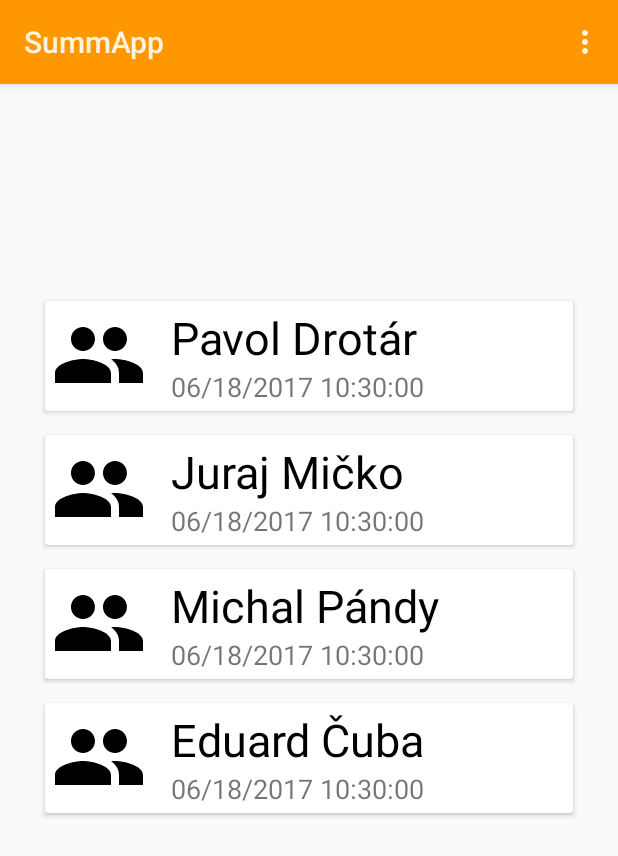
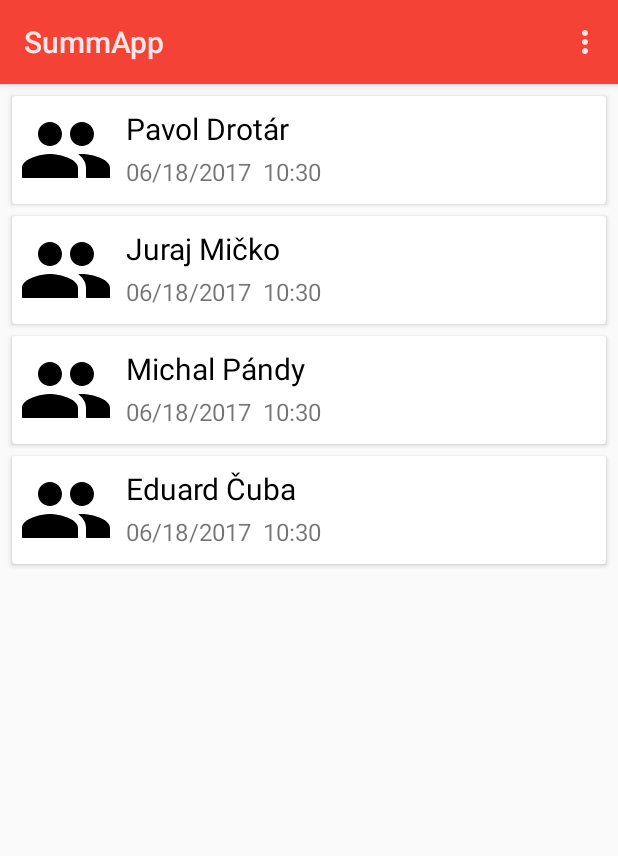
Before and after one commit to jjurm/hackprague, an Android app: the screen it shows after launch (MainActivity), on a phone screen of 412 x 824 dp. Shown: the top 856 px of the screen. Run offline under Robolectric (Android 15) with nearby library versions, the phone set to English and light mode, and no system bars; libraries missing offline, so code that uses them is left out: ai.api, ai.api.model.

Commit message:
UI improvements

```diff
--- a/app/src/main/java/com/treecio/android/hackprague17/model/CardsAdapter.java
+++ b/app/src/main/java/com/treecio/android/hackprague17/model/CardsAdapter.java
@@ -76,7 +76,7 @@ public class CardsAdapter extends RecyclerView.Adapter<CardsAdapter.CardViewHold
 
         holder.callerName.setText(call.callerName);
 
-        DateFormat df = new SimpleDateFormat("MM/dd/yyyy HH:mm:ss");
+        DateFormat df = new SimpleDateFormat("MM/dd/yyyy  HH:mm");
         Date d = call.date;
         holder.date.setText(df.format(d));
 
--- a/app/src/main/res/layout/activity_call_actions.xml
+++ b/app/src/main/res/layout/activity_call_actions.xml
@@ -7,10 +7,16 @@
     tools:context="com.treecio.android.hackprague17.call.CallActionsActivity">
 
     <RelativeLayout
-        android:layout_width="368dp"
-        android:layout_height="495dp"
-        tools:layout_editor_absoluteY="8dp"
-        tools:layout_editor_absoluteX="8dp">
+        android:layout_width="match_parent"
+        android:layout_height="wrap_content"
+        android:layout_marginBottom="8dp"
+        android:layout_marginLeft="8dp"
+        android:layout_marginRight="8dp"
+        android:layout_marginTop="8dp"
+        app:layout_constraintBottom_toBottomOf="parent"
+        app:layout_constraintLeft_toLeftOf="parent"
+        app:layout_constraintRight_toRightOf="parent"
+        app:layout_constraintTop_toTopOf="parent">
 
 
         <ImageView
@@ -30,7 +36,7 @@
             android:layout_toEndOf="@+id/photo"
             android:text="Pavol Drotár"
             android:textColor="@android:color/black"
-            android:textSize="36sp" />
+            android:textSize="36sp"/>
 
         <TextView
             android:id="@+id/date"
@@ -39,13 +45,13 @@
             android:layout_alignStart="@+id/callerName"
             android:layout_below="@+id/callerName"
             android:text="31/05/2017"
-            android:textSize="24sp" />
+            android:textSize="24sp"/>
 
         <android.support.v7.widget.RecyclerView
             android:id="@+id/callActionsList"
             android:layout_width="match_parent"
             android:layout_height="match_parent"
-            android:layout_below="@+id/photo"
-            android:layout_alignParentStart="true" />
+            android:layout_alignParentStart="true"
+            android:layout_below="@+id/photo"/>
     </RelativeLayout>
 </android.support.constraint.ConstraintLayout>
--- a/app/src/main/res/layout/activity_main.xml
+++ b/app/src/main/res/layout/activity_main.xml
@@ -7,17 +7,20 @@
     android:layout_height="match_parent"
     tools:context="com.treecio.android.hackprague17.MainActivity">
 
-    <fragment android:name="com.treecio.android.hackprague17.model.CardsFragment"
+    <fragment
         android:id="@+id/cardsFragment"
+        android:name="com.treecio.android.hackprague17.model.CardsFragment"
+        android:layout_width="match_parent"
+        android:layout_height="match_parent"
+        android:layout_marginBottom="0dp"
+        android:layout_marginLeft="0dp"
+        android:layout_marginRight="0dp"
+        android:layout_marginTop="0dp"
         android:layout_weight="1"
-        android:layout_width="368dp"
-        android:layout_height="495dp"
+        app:layout_constraintBottom_toBottomOf="parent"
+        app:layout_constraintHorizontal_bias="0.0"
+        app:layout_constraintLeft_toLeftOf="parent"
+        app:layout_constraintRight_toRightOf="parent"
         app:layout_constraintTop_toTopOf="parent"
-        android:layout_marginTop="8dp"
-        android:layout_marginLeft="8dp"
-        app:layout_constraintLeft_toLeftOf="parent"
-        android:layout_marginRight="8dp"
-        app:layout_constraintRight_toRightOf="parent"
-        app:layout_constraintBottom_toBottomOf="parent"
-        android:layout_marginBottom="8dp" />
+        app:layout_constraintVertical_bias="0.0"/>
 </android.support.constraint.ConstraintLayout>
--- a/app/src/main/res/layout/call_card.xml
+++ b/app/src/main/res/layout/call_card.xml
@@ -8,11 +8,11 @@
     card_view:cardCornerRadius="2dp"
     card_view:contentPadding="4dp"
     card_view:cardElevation="2dp"
-    android:layout_margin="8dp">
+    android:layout_margin="4dp">
 
     <RelativeLayout
         android:layout_width="match_parent"
-        android:layout_height="match_parent">
+        android:layout_height="wrap_content">
 
         <ImageView
             android:id="@+id/photo"
@@ -26,12 +26,13 @@
             android:id="@+id/callerName"
             android:layout_width="wrap_content"
             android:layout_height="wrap_content"
+            android:layout_alignParentTop="true"
+            android:layout_marginStart="8sp"
+            android:layout_marginTop="4dp"
+            android:layout_toEndOf="@+id/photo"
             android:text="Pavol Drotár"
             android:textColor="@android:color/black"
-            android:textSize="30sp"
-            android:layout_alignParentTop="true"
-            android:layout_toEndOf="@+id/photo"
-            android:layout_marginStart="16dp" />
+            android:textSize="20sp"/>
 
         <TextView
             android:id="@+id/date"
@@ -40,7 +41,8 @@
             android:layout_alignStart="@+id/callerName"
             android:layout_below="@+id/callerName"
             android:text="31/05/2017"
-            android:textSize="18sp" />
+            android:textSize="16sp"
+            android:layout_marginTop="4dp"/>
 
     </RelativeLayout>
 
--- a/app/src/main/res/layout/fragment_cards.xml
+++ b/app/src/main/res/layout/fragment_cards.xml
@@ -4,13 +4,10 @@
              android:layout_height="match_parent"
              tools:context="com.treecio.android.hackprague17.model.CardsFragment">
 
-    <RelativeLayout
-        android:layout_width="match_parent"
-        android:layout_height="match_parent">
-
     <android.support.v7.widget.RecyclerView
         android:id="@+id/cardList"
         android:layout_width="match_parent"
-            android:layout_height="match_parent" />
-    </RelativeLayout>
+        android:layout_height="match_parent"
+        android:clipToPadding="false"
+        android:padding="4dp"/>
 </FrameLayout>
--- a/app/src/main/res/values/colors.xml
+++ b/app/src/main/res/values/colors.xml
@@ -1,6 +1,11 @@
 <?xml version="1.0" encoding="utf-8"?>
 <resources>
-    <color name="colorPrimary">#FF9800</color>
-    <color name="colorPrimaryDark">#E65100</color>
-    <color name="colorAccent">#3F51B5</color>
+    <color name="primary">#F44336</color>
+    <color name="primary_dark">#D32F2F</color>
+    <color name="primary_light">#FFCDD2</color>
+    <color name="accent">#536DFE</color>
+    <color name="primary_text">#212121</color>
+    <color name="secondary_text">#757575</color>
+    <color name="icons">#FFFFFF</color>
+    <color name="divider">#BDBDBD</color>
 </resources>
--- a/app/src/main/res/values/styles.xml
+++ b/app/src/main/res/values/styles.xml
@@ -3,9 +3,9 @@
     <!-- Base application theme. -->
     <style name="AppTheme" parent="android:Theme.Material.Light.DarkActionBar">
         <!-- Customize your theme here. -->
-        <item name="android:colorPrimary">@color/colorPrimary</item>
-        <item name="android:colorPrimaryDark">@color/colorPrimaryDark</item>
-        <item name="android:colorAccent">@color/colorAccent</item>
+        <item name="android:colorPrimary">@color/primary</item>
+        <item name="android:colorPrimaryDark">@color/primary_dark</item>
+        <item name="android:colorAccent">@color/accent</item>
     </style>
 
     <style name="PrimaryFlatButton" parent="Theme.AppCompat.Light">
```
Lines whose indentation alone changed are shown as unchanged.
